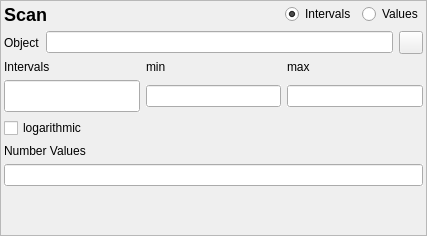
Before: the Qt Designer form copasi/UI/CScanWidgetScan.ui in copasi/COPASI, drawn with Qt 5.
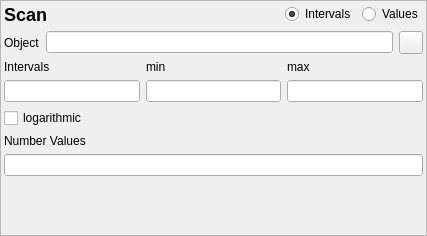
After: the same form once the commit is applied.

Commit message: - fix minimum size issue in scan item

Diff of the .ui file:
```diff
--- a/copasi/UI/CScanWidgetScan.ui
+++ b/copasi/UI/CScanWidgetScan.ui
@@ -227,12 +227,6 @@
              <verstretch>0</verstretch>
             </sizepolicy>
            </property>
-           <property name="minimumSize">
-            <size>
-             <width>0</width>
-             <height>32</height>
-            </size>
-           </property>
            <property name="autoFillBackground">
             <bool>true</bool>
            </property>
```
Left out of the diff: 2 changed lines with no effect on the pictures.
